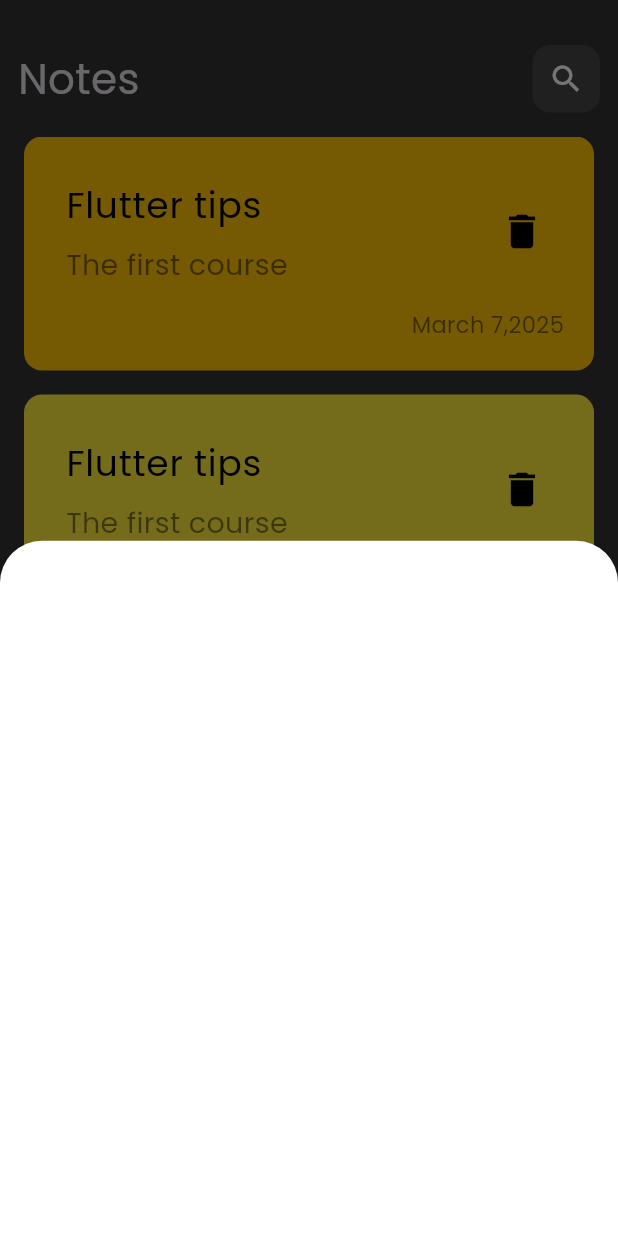
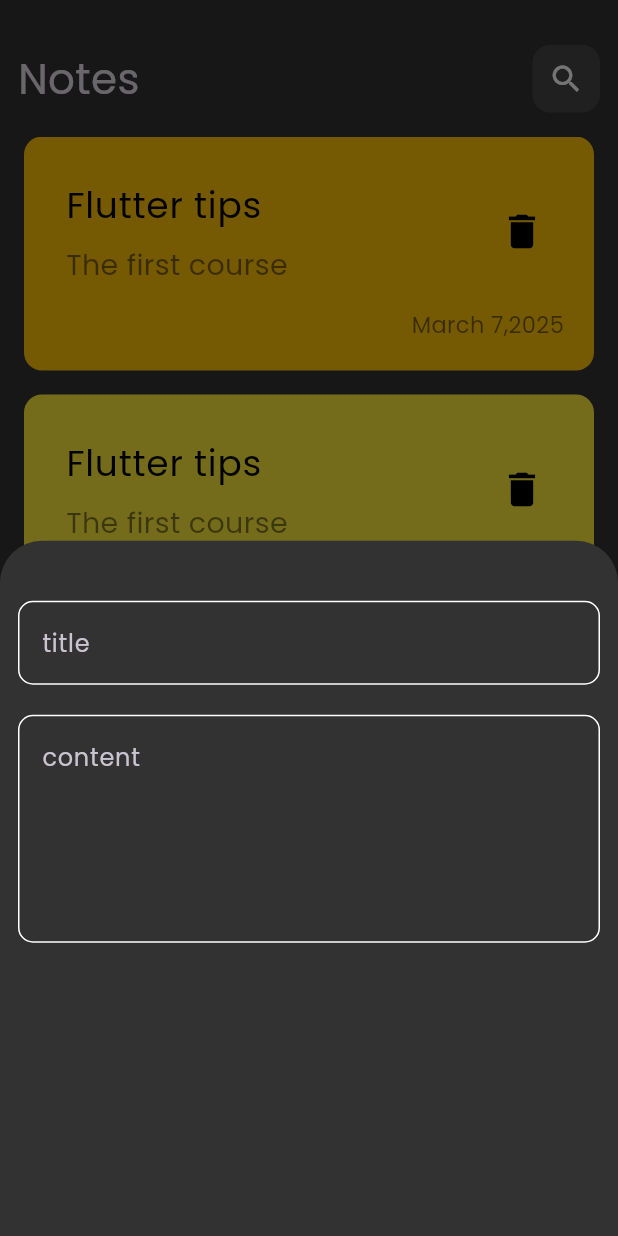
Before and after one commit to alitoson123/notes_app, a Flutter app: the screen it shows after launch, after a tap on the "add" icon, on a phone screen of 412 x 824 dp. Run offline on Flutter 3.47's test engine with Material 3 defaults, Android fonts, the phone set to English and light mode, and no system bars.

Commit message:
Create custom text field

```diff
--- a/lib/Views/home_view.dart
+++ b/lib/Views/home_view.dart
@@ -12,7 +12,7 @@ class HomeView extends StatelessWidget {
       floatingActionButton: FloatingActionButton(
         onPressed: () {
           showModalBottomSheet(
-            backgroundColor: Colors.white,
+            backgroundColor: Color(0xff323232),
             context: context,
             builder: (context) {
               return CustomModelButtomSheet();
--- a/lib/Widgets/Custom_model_buttom_sheet.dart
+++ b/lib/Widgets/Custom_model_buttom_sheet.dart
@@ -1,10 +1,27 @@
 import 'package:flutter/material.dart';
+import 'package:notes_app/Widgets/Custom_text_field.dart';
 
 class CustomModelButtomSheet extends StatelessWidget {
   const CustomModelButtomSheet({super.key});
 
   @override
   Widget build(BuildContext context) {
-    return Container();
+    return Container(
+      child: Padding(
+        padding: const EdgeInsets.symmetric(horizontal: 12),
+        child: Column(
+          children: [
+            SizedBox(
+              height: 40,
+            ),
+           CustomTextField(hintText: 'title', maxsize: 1),
+            SizedBox(
+              height: 20,
+            ),
+           CustomTextField(hintText: 'content', maxsize: 5),
+          ],
+        ),
+      ),
+    );
   }
 }
--- /dev/null
+++ b/lib/Widgets/Custom_text_field.dart
@@ -0,0 +1,26 @@
+import 'package:flutter/material.dart';
+
+class CustomTextField extends StatelessWidget {
+  const CustomTextField(
+      {super.key, required this.hintText, required this.maxsize});
+
+  final String hintText;
+  final int maxsize;
+  @override
+  Widget build(BuildContext context) {
+    return TextField(
+      maxLines: maxsize,
+      decoration: InputDecoration(
+        hintText: hintText,
+        focusedBorder: OutlineInputBorder(
+          borderRadius: BorderRadius.circular(10),
+          borderSide: BorderSide(color: Colors.blue),
+        ),
+        enabledBorder: OutlineInputBorder(
+          borderRadius: BorderRadius.circular(10),
+          borderSide: BorderSide(color: Colors.white),
+        ),
+      ),
+    );
+  }
+}
```
